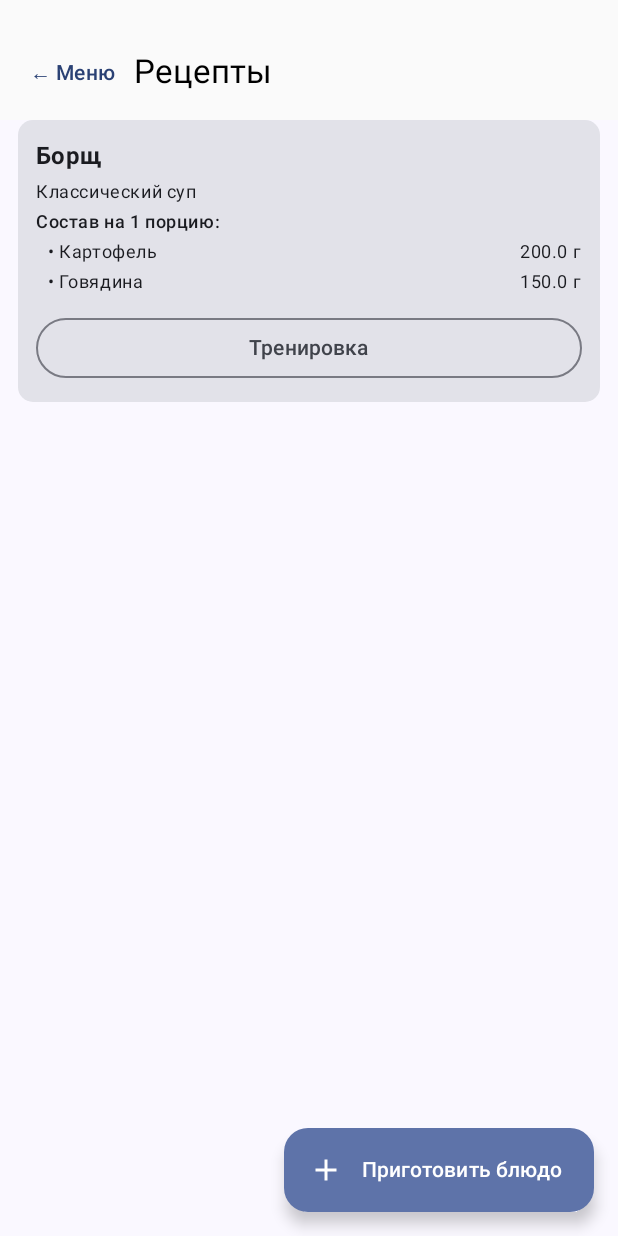
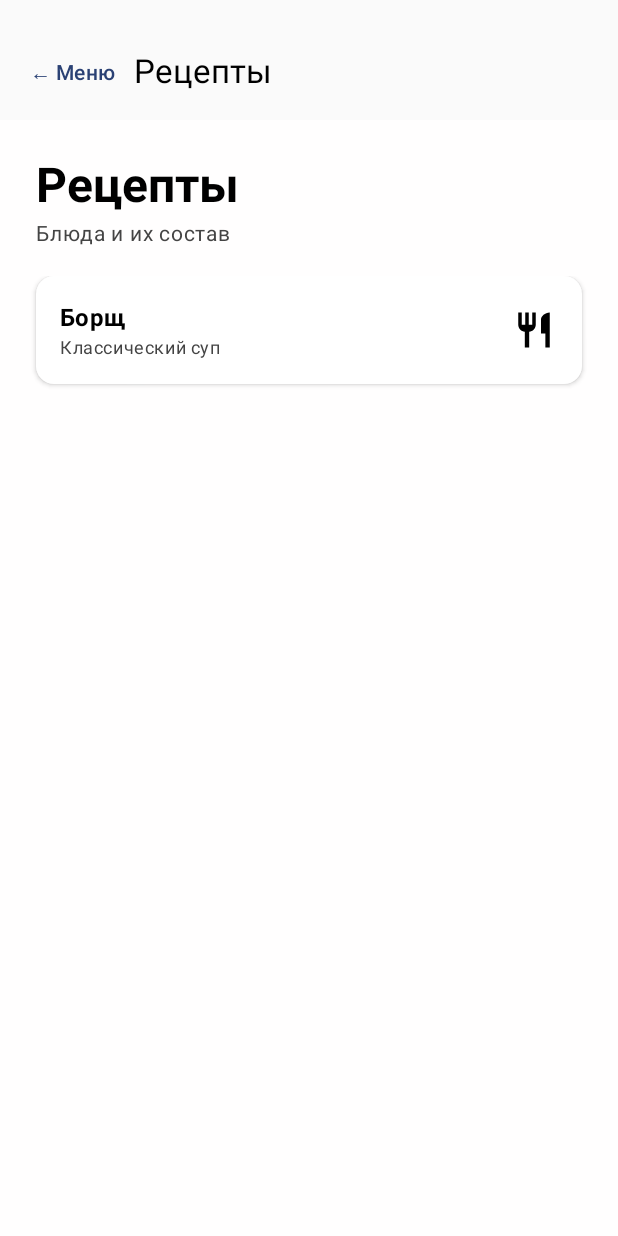
Before and after one commit to fckiblessme/kitchino, an Android app built with Jetpack Compose: the recipes_screen screen opened through its navigation route, on a phone screen of 412 x 824 dp. Run offline under Robolectric (Android 15) with nearby library versions, the phone set to English and light mode, and no system bars; our stand-ins replace Room's generated code.

Commit message:
Добавлен экран карточки рецепта, обновлены экраны списка рецептов и диалога приготовления блюда

```diff
--- a/app/src/main/java/com/kitchino/app/warehouse/ui/recipes/RecipesScreen.kt
+++ b/app/src/main/java/com/kitchino/app/warehouse/ui/recipes/RecipesScreen.kt
@@ -1,34 +1,42 @@
 package com.kitchino.app.warehouse.ui.recipes
 
+import androidx.compose.foundation.background
 import androidx.compose.foundation.layout.Arrangement
 import androidx.compose.foundation.layout.Box
 import androidx.compose.foundation.layout.Column
 import androidx.compose.foundation.layout.Row
+import androidx.compose.foundation.layout.Spacer
 import androidx.compose.foundation.layout.fillMaxSize
 import androidx.compose.foundation.layout.fillMaxWidth
+import androidx.compose.foundation.layout.height
 import androidx.compose.foundation.layout.padding
+import androidx.compose.foundation.layout.size
 import androidx.compose.foundation.lazy.LazyColumn
 import androidx.compose.foundation.lazy.items
-import androidx.compose.foundation.shape.RoundedCornerShape
 import androidx.compose.material.icons.Icons
-import androidx.compose.material.icons.filled.Add
+import androidx.compose.material.icons.filled.ArrowBack
+import androidx.compose.material.icons.filled.PlayArrow
+import androidx.compose.material.icons.filled.Restaurant
 import androidx.compose.material3.Card
+import androidx.compose.material3.CardDefaults
 import androidx.compose.material3.CircularProgressIndicator
-import androidx.compose.material3.ExtendedFloatingActionButton
 import androidx.compose.material3.Icon
+import androidx.compose.material3.IconButton
 import androidx.compose.material3.MaterialTheme
-import androidx.compose.material3.OutlinedButton
-import androidx.compose.material3.Scaffold
 import androidx.compose.material3.Text
 import androidx.compose.runtime.Composable
 import androidx.compose.runtime.getValue
+import androidx.compose.runtime.key
 import androidx.compose.runtime.mutableStateOf
 import androidx.compose.runtime.remember
 import androidx.compose.runtime.setValue
 import androidx.compose.ui.Alignment
 import androidx.compose.ui.Modifier
+import androidx.compose.ui.graphics.Color
 import androidx.compose.ui.text.font.FontWeight
 import androidx.compose.ui.unit.dp
+import androidx.compose.ui.unit.sp
+import com.kitchino.app.ui.theme.StartScreenColor
 
 @Composable
 fun RecipesScreen(
@@ -36,129 +44,143 @@ fun RecipesScreen(
     makeDishViewModel: MakeDishViewModel,
     onStartTraining: (recipeId: Long) -> Unit
 ) {
+    var selectedRecipeId by remember { mutableStateOf<Long?>(null) }
+    var recipeToCookId by remember { mutableStateOf<Long?>(null) }
 
-    var isDialogOpen by remember { mutableStateOf(false) }
+    val selectedRecipe = uiState.recipes.find { it.recipeId == selectedRecipeId }
 
-    Scaffold(
-        floatingActionButton = {
-            ExtendedFloatingActionButton(
-                onClick = { isDialogOpen = true },
-                icon = { Icon(Icons.Default.Add, contentDescription = null) },
-                text = { Text("Приготовить блюдо") }
+    if (selectedRecipe != null) {
+        RecipeDetailScreen(
+            recipe = selectedRecipe,
+            onBack = { selectedRecipeId = null },
+            onStartTraining = { onStartTraining(selectedRecipe.recipeId) },
+            onMakeDish = { recipeToCookId = selectedRecipe.recipeId }
         )
-        }
-    ) { paddingValues ->
-        if (uiState.isLoading) {
+    } else {
         Box(
             modifier = Modifier
                 .fillMaxSize()
-                    .padding(paddingValues),
+                .background(StartScreenColor)
+        ) {
+            Column(
+                modifier = Modifier
+                    .fillMaxWidth()
+                    .padding(24.dp)
+            ) {
+                Text(
+                    text = "Рецепты",
+                    style = MaterialTheme.typography.headlineLarge,
+                    color = Color.Black,
+                    fontWeight = FontWeight.Bold
+                )
+                Text(
+                    text = "Блюда и их состав",
+                    fontSize = 14.sp,
+                    color = Color.DarkGray
+                )
+
+                Spacer(Modifier.height(16.dp))
+
+                when {
+                    uiState.isLoading -> {
+                        Box(
+                            modifier = Modifier.fillMaxSize(),
                             contentAlignment = Alignment.Center
                         ) {
                             CircularProgressIndicator()
                         }
-            return@Scaffold
                     }
 
-        if (uiState.recipes.isEmpty()) {
+                    uiState.recipes.isEmpty() -> {
                         Box(
-                modifier = Modifier
-                    .fillMaxSize()
-                    .padding(paddingValues),
+                            modifier = Modifier.fillMaxSize(),
                             contentAlignment = Alignment.Center
                         ) {
-                Text("Рецептов пока нет")
+                            Text(
+                                text = "Рецептов пока нет",
+                                color = Color.DarkGray
+                            )
                         }
-            return@Scaffold
                     }
 
+                    else -> {
                         LazyColumn(
-            modifier = Modifier
-                .fillMaxSize()
-                .padding(paddingValues)
-                .padding(horizontal = 12.dp),
-            verticalArrangement = Arrangement.spacedBy(8.dp)
+                            modifier = Modifier.fillMaxSize(),
+                            verticalArrangement = Arrangement.spacedBy(12.dp)
                         ) {
                             items(uiState.recipes) { recipe ->
-                RecipeCard(recipe, onStartTraining)
+                                CompactRecipeCard(
+                                    recipe = recipe,
+                                    onClick = { selectedRecipeId = recipe.recipeId },
+                                    onQuickCook = { recipeToCookId = recipe.recipeId }
+                                )
+                            }
+                        }
+                    }
+                }
             }
         }
     }
 
-    if (isDialogOpen) {
+    recipeToCookId?.let { recipeId ->
+        val recipe = uiState.recipes.find { it.recipeId == recipeId }
+        if (recipe != null) {
+            key(recipeId) {
                 MakeDishDialog(
-            recipes = uiState.recipes,
+                    recipeId = recipeId,
+                    recipeName = recipe.dishName,
                     viewModel = makeDishViewModel,
                     onDismiss = {
-                isDialogOpen = false
-                makeDishViewModel.clearResult()
+                        recipeToCookId = null
+                        makeDishViewModel.reset()
                     }
                 )
             }
         }
-
+    }
+}
 
 @Composable
-private fun RecipeCard(
+private fun CompactRecipeCard(
     recipe: RecipeWithComposition,
-    onStartTraining: (Long) -> Unit
+    onClick: () -> Unit,
+    onQuickCook: () -> Unit
 ) {
     Card(
+        onClick = onClick,
         modifier = Modifier.fillMaxWidth(),
-        shape = RoundedCornerShape(10.dp)
+        colors = CardDefaults.cardColors(containerColor = Color.White),
+        elevation = CardDefaults.cardElevation(defaultElevation = 2.dp)
     ) {
-        Column(
+        Row(
             modifier = Modifier
                 .fillMaxWidth()
-                .padding(12.dp),
-            verticalArrangement = Arrangement.spacedBy(4.dp)
+                .padding(start = 16.dp, end = 8.dp, top = 12.dp, bottom = 12.dp),
+            verticalAlignment = Alignment.CenterVertically
         ) {
+            Column(modifier = Modifier.weight(1f)) {
                 Text(
                     text = recipe.dishName,
                     style = MaterialTheme.typography.titleMedium,
-                fontWeight = FontWeight.Bold
+                    fontWeight = FontWeight.Bold,
+                    color = Color.Black
                 )
                 if (recipe.description.isNotBlank()) {
                     Text(
                         text = recipe.description,
-                    style = MaterialTheme.typography.bodySmall
+                        style = MaterialTheme.typography.bodySmall,
+                        color = Color.DarkGray
                     )
                 }
-            Text(
-                text = "Состав на 1 порцию:",
-                style = MaterialTheme.typography.bodySmall,
-                fontWeight = FontWeight.Medium
-            )
-            if (recipe.ingredients.isEmpty()) {
-                Text("— состав не указан", style = MaterialTheme.typography.bodySmall)
-            } else {
-                recipe.ingredients.forEach { ingredient ->
-                    Row(
-                        modifier = Modifier
-                            .fillMaxWidth()
-                            .padding(start = 8.dp),
-                        horizontalArrangement = Arrangement.SpaceBetween
-                    ) {
-                        Text(
-                            text = "• ${ingredient.name}",
-                            style = MaterialTheme.typography.bodySmall
-                        )
-                        Text(
-                            text = "${ingredient.amountPerUnit} ${ingredient.unit}",
-                            style = MaterialTheme.typography.bodySmall
+            }
+            IconButton(onClick = onQuickCook) {
+                Icon(
+                    imageVector = Icons.Filled.Restaurant,
+                    contentDescription = "Приготовить",
+                    tint = Color.Black,
+                    modifier = Modifier.size(28.dp)
                 )
             }
         }
     }
-
-            OutlinedButton(
-                onClick = { onStartTraining(recipe.recipeId) },
-                modifier = Modifier
-                    .fillMaxWidth()
-                    .padding(top = 8.dp)
-            ) {
-                Text("Тренировка")
 }
-        }
-    }
-}
```
Also changed, not shown: app/src/main/java/com/kitchino/app/warehouse/ui/recipes/MakeDishDialog.kt (+117 -53 lines), app/src/main/java/com/kitchino/app/warehouse/ui/recipes/MakeDishViewModel.kt (+8 -5 lines), app/src/main/java/com/kitchino/app/warehouse/ui/recipes/RecipeDetailScreen.kt (added, +202 -0 lines). Lines whose indentation alone changed are shown as unchanged.
